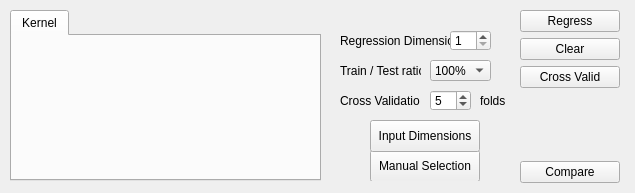
First picture: the form in MLDemos/optsRegress.ui, repository b4silio/MLDemos, before the edit.
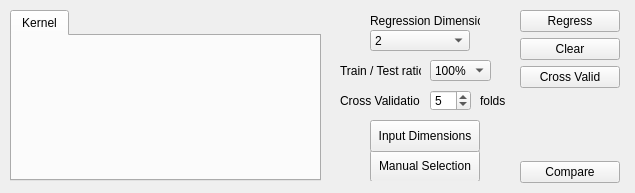
Second picture: the form after the edit.

Diff of the .ui file:
```diff
--- a/MLDemos/optsRegress.ui
+++ b/MLDemos/optsRegress.ui
@@ -219,45 +219,11 @@
      <bool>true</bool>
     </property>
    </widget>
-   <widget class="QSpinBox" name="outputDimSpin">
-    <property name="enabled">
-     <bool>true</bool>
-    </property>
-    <property name="geometry">
-     <rect>
-      <x>120</x>
-      <y>20</y>
-      <width>41</width>
-      <height>21</height>
-     </rect>
-    </property>
-    <property name="font">
-     <font>
-      <pointsize>9</pointsize>
-     </font>
-    </property>
-    <property name="toolTip">
-     <string>&lt;!DOCTYPE HTML PUBLIC &quot;-//W3C//DTD HTML 4.0//EN&quot; &quot;http://www.w3.org/TR/REC-html40/strict.dtd&quot;&gt;
-&lt;html&gt;&lt;head&gt;&lt;meta name=&quot;qrichtext&quot; content=&quot;1&quot; /&gt;&lt;style type=&quot;text/css&quot;&gt;
-p, li { white-space: pre-wrap; }
-&lt;/style&gt;&lt;/head&gt;&lt;body style=&quot; font-family:'MS Shell Dlg 2'; font-size:8.25pt; font-weight:400; font-style:normal;&quot;&gt;
-&lt;p style=&quot; margin-top:0px; margin-bottom:0px; margin-left:0px; margin-right:0px; -qt-block-indent:0; text-indent:0px;&quot;&gt;&lt;span style=&quot; font-size:8pt;&quot;&gt;Number of cross-validation folds&lt;/span&gt;&lt;/p&gt;&lt;/body&gt;&lt;/html&gt;</string>
-    </property>
-    <property name="minimum">
-     <number>1</number>
-    </property>
-    <property name="maximum">
-     <number>2</number>
-    </property>
-    <property name="value">
-     <number>1</number>
-    </property>
-   </widget>
    <widget class="QLabel" name="label_2">
     <property name="geometry">
      <rect>
-      <x>10</x>
-      <y>20</y>
+      <x>40</x>
+      <y>0</y>
       <width>110</width>
       <height>21</height>
      </rect>
@@ -289,8 +255,43 @@
      <string>Input Dimensions</string>
     </property>
     <property name="checkable">
+     <bool>false</bool>
+    </property>
+   </widget>
+   <widget class="QComboBox" name="outputDimCombo">
+    <property name="enabled">
      <bool>true</bool>
     </property>
+    <property name="geometry">
+     <rect>
+      <x>40</x>
+      <y>20</y>
+      <width>100</width>
+      <height>21</height>
+     </rect>
+    </property>
+    <property name="font">
+     <font>
+      <pointsize>9</pointsize>
+     </font>
+    </property>
+    <property name="toolTip">
+     <string>Ratio between training and testing samples
+(100% means all samples are used for training)</string>
+    </property>
+    <property name="currentIndex">
+     <number>1</number>
+    </property>
+    <item>
+     <property name="text">
+      <string>1</string>
+     </property>
+    </item>
+    <item>
+     <property name="text">
+      <string>2</string>
+     </property>
+    </item>
    </widget>
   </widget>
   <widget class="QLabel" name="label_13">
```
